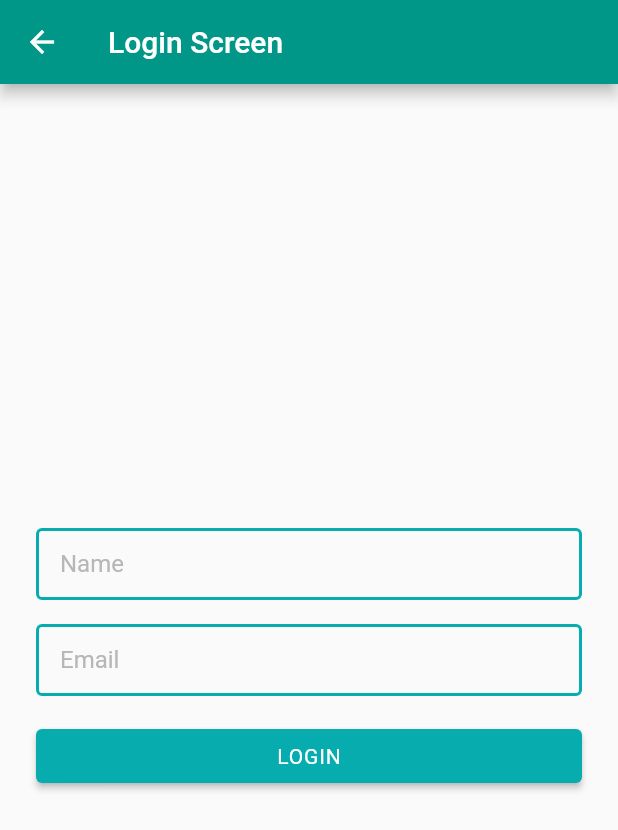
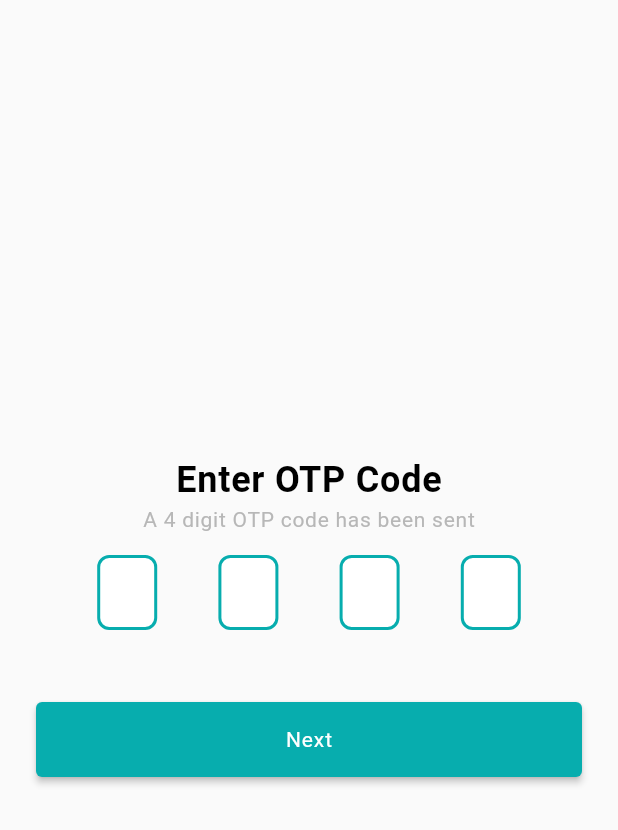
Before and after one commit to Ibrahim-K98han/task_tracker, a Flutter app: the LoginScreen screen opened directly, after a tap on "LOGIN", on a phone screen of 412 x 824 dp. Shown: the top 830 px of the screen. Run offline on Flutter 3.47's test engine with Material 2 defaults, Android fonts, the phone set to English and light mode, and no system bars; drawn by our look-alikes of pin_code_fields; our stand-ins replace get.

```diff
--- a/lib/ui/screen/login_screen.dart
+++ b/lib/ui/screen/login_screen.dart
@@ -1,4 +1,7 @@
 import 'package:flutter/material.dart';
+import 'package:get/get.dart';
+import 'package:task_tracker/ui/screen/otp_verification_screen.dart';
+import 'package:task_tracker/ui/utils/app_colors.dart';
 
 import '../utils/styles.dart';
 import '../widgets/common_elevated_button.dart';
@@ -13,11 +16,13 @@ class LoginScreen extends StatefulWidget {
 }
 
 class _LoginScreenState extends State<LoginScreen> {
+  bool isChecked = false;
+
   @override
   Widget build(BuildContext context) {
     return Scaffold(
       appBar: AppBar(
-        backgroundColor: Colors.teal,
+        backgroundColor: primaryColor,
         title: Text('Login Screen'),
       ),
       body: Padding(
@@ -46,9 +51,41 @@ class _LoginScreenState extends State<LoginScreen> {
                 },
               ),
             ),
-            CommonElevatedButton(
-              title: 'LOGIN',
-              onTap: () {},
+            Padding(
+              padding: const EdgeInsets.only(top: 80),
+              child: Container(
+                decoration: BoxDecoration(
+                  border: Border.all(color: primaryColor),
+                  borderRadius: BorderRadius.circular(8)
+                ),
+                child: Column(
+                  children: [
+                    Row(
+                      children: [
+                        Checkbox(
+                          checkColor: Colors.white,
+                          value: isChecked,
+                          onChanged: (bool? value) {
+                            setState(() {
+                              isChecked = value!;
+                            });
+                          },
+                        ),
+                        Text('I accept terms & condition')
+                      ],
+                    )
+                  ],
+                ),
+              ),
+            ),
+            Padding(
+              padding: const EdgeInsets.only(top: 20),
+              child: CommonElevatedButton(
+                title: 'LOGIN',
+                onTap: () {
+                  Get.to(OTPVerificationScreen());
+                },
+              ),
             )
           ],
         ),
--- /dev/null
+++ b/lib/ui/screen/otp_verification_screen.dart
@@ -0,0 +1,90 @@
+import 'package:flutter/material.dart';
+import 'package:get/get.dart';
+import 'package:pin_code_fields/pin_code_fields.dart';
+import '../utils/app_colors.dart';
+import '../utils/styles.dart';
+import '../widgets/common_elevated_button.dart';
+import 'organization_screen.dart';
+
+class OTPVerificationScreen extends StatefulWidget {
+  //final String email;
+
+  OTPVerificationScreen({Key? key}) : super(key: key);
+
+  @override
+  State<OTPVerificationScreen> createState() => _OTPVerificationScreenState();
+}
+
+class _OTPVerificationScreenState extends State<OTPVerificationScreen> {
+  final TextEditingController _otpETController = TextEditingController();
+
+  @override
+  Widget build(BuildContext context) {
+    return Scaffold(
+        body: Padding(
+      padding: const EdgeInsets.all(24),
+      child: Column(
+        mainAxisAlignment: MainAxisAlignment.center,
+        children: [
+          // Image.asset(
+          //   'assets/images/logo.png',
+          //   height: 80,
+          //   width: 80,
+          // ),
+          // const SizedBox(
+          //   height: 16,
+          // ),
+          Text('Enter OTP Code', style: titleTextStyle),
+          const SizedBox(
+            height: 4,
+          ),
+          Padding(
+            padding: EdgeInsets.only(bottom: 16),
+            child: Text(
+              'A 4 digit OTP code has been sent',
+              style: subTileTextStyle,
+            ),
+          ),
+          Padding(
+            padding: const EdgeInsets.only(bottom: 16),
+            child: PinCodeTextField(
+              length: 4,
+              obscureText: false,
+              animationType: AnimationType.fade,
+              keyboardType: TextInputType.number,
+              mainAxisAlignment: MainAxisAlignment.spaceEvenly,
+              controller: _otpETController,
+              pinTheme: PinTheme(
+                  shape: PinCodeFieldShape.box,
+                  borderRadius: BorderRadius.circular(8),
+                  fieldHeight: 50,
+                  fieldWidth: 40,
+                  activeFillColor: Colors.white,
+                  selectedFillColor: Colors.white,
+                  selectedColor: Colors.green,
+                  activeColor: primaryColor,
+                  inactiveColor: primaryColor,
+                  inactiveFillColor: Colors.white),
+              animationDuration: const Duration(milliseconds: 300),
+              enableActiveFill: true,
+              onCompleted: (v) {},
+              onChanged: (value) {},
+              appContext: context,
+            ),
+          ),
+
+          const SizedBox(
+            height: 16,
+          ),
+
+          CommonElevatedButton(
+            title: 'Next',
+            onTap: () {
+              Get.to(OrganizationScreen());
+            },
+          ),
+        ],
+      ),
+    ));
+  }
+}
--- a/lib/ui/widgets/common_elevated_button.dart
+++ b/lib/ui/widgets/common_elevated_button.dart
@@ -15,6 +15,7 @@ class CommonElevatedButton extends StatelessWidget {
   @override
   Widget build(BuildContext context) {
     return SizedBox(
+      height: 50,
       width: double.infinity,
       child: ElevatedButton(
         style: ElevatedButton.styleFrom(
--- a/lib/ui/widgets/commont_text_field.dart
+++ b/lib/ui/widgets/commont_text_field.dart
@@ -30,15 +30,15 @@ class CommonTextField extends StatelessWidget {
       decoration: InputDecoration(
         hintText: hintText,
         hintStyle: const TextStyle(color: softGreyColor),
-        contentPadding: const EdgeInsets.symmetric(horizontal: 16, vertical: 4),
+        contentPadding: const EdgeInsets.symmetric(horizontal: 16, vertical: 18),
         border: const OutlineInputBorder(
-          borderSide: BorderSide(color: primaryColor, width: 2),
+          borderSide: BorderSide(color: primaryColor, width: 1),
         ),
         enabledBorder: const OutlineInputBorder(
-          borderSide: BorderSide(color: primaryColor, width: 2),
+          borderSide: BorderSide(color: primaryColor, width: 1),
         ),
         focusedBorder: const OutlineInputBorder(
-          borderSide: BorderSide(color: primaryColor, width: 2),
+          borderSide: BorderSide(color: primaryColor, width: 1),
         ),
       ),
     );
--- a/pubspec.yaml
+++ b/pubspec.yaml
@@ -37,6 +37,7 @@ dependencies:
   # Use with the CupertinoIcons class for iOS style icons.
   cupertino_icons: ^1.0.2
   get: ^4.6.5
+  pin_code_fields: ^7.4.0
 
 dev_dependencies:
   flutter_test:
```
Also changed, not shown: lib/ui/screen/home_screen.dart (+11 -5 lines), lib/ui/screen/organization_screen.dart (added, +64 -0 lines), pubspec.lock.
